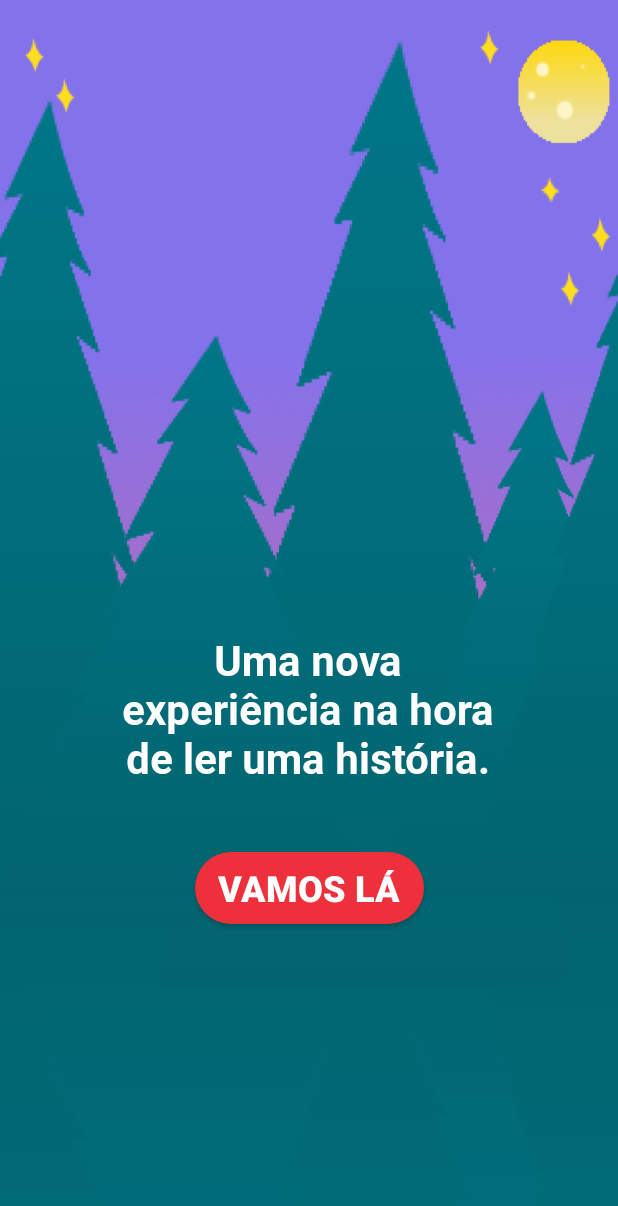
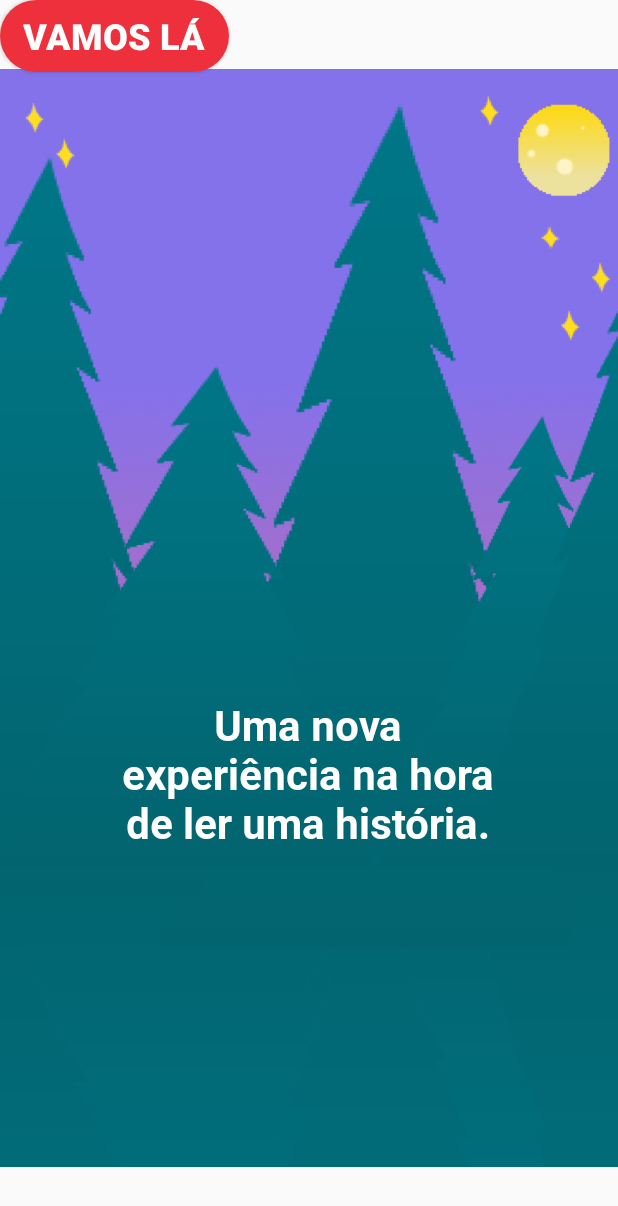
Before and after one commit to larissajaq/App-wonder, an Android app: the screen it shows after launch (First), on a phone screen of 412 x 824 dp. Shown: the top 1206 px of the screen. Run offline under Robolectric (Android 15) with nearby library versions, the light colour scheme and no system bars.

Commit message:
Initial commit

```diff
--- a/app/src/main/java/com/example/wonder/First.kt
+++ b/app/src/main/java/com/example/wonder/First.kt
@@ -1,42 +1,19 @@
 package com.example.wonder
 
-import android.app.Activity
-import android.content.Context
 import android.content.Intent
 import android.content.SharedPreferences
 import android.support.v7.app.AppCompatActivity
 import android.os.Bundle
 import android.view.View
-import kotlinx.android.synthetic.main.activity_first.*
 
 class First : AppCompatActivity() {
-
-
-    lateinit var activity : Activity
-    lateinit var preference : SharedPreferences
-    val pref_show_intro = "Intro"
 
     override fun onCreate(savedInstanceState: Bundle?) {
         super.onCreate(savedInstanceState)
         setContentView(R.layout.activity_first)
-
-        activity = this
-        preference = getSharedPreferences("IntroSlider" , Context.MODE_PRIVATE)
-
-        if(!preference.getBoolean(pref_show_intro,true)){
-            startActivity(Intent(activity,MainActivity::class.java))
-            finish()
-        }
-
-        btn_first.setOnClickListener { goToMainPage() }
-
-    }
-
-    fun goToMainPage(){
-        startActivity(Intent(activity,MainActivity::class.java))
-        finish()
-        val editor = preference.edit()
-        editor.putBoolean(pref_show_intro,false)
-        editor.apply()
+}
+    fun ClickFirst(view: View) {
+        var intent: Intent = Intent(this, MainActivity::class.java)
+        startActivity(intent)
     }
 }
--- a/app/src/main/res/layout/activity_first.xml
+++ b/app/src/main/res/layout/activity_first.xml
@@ -5,33 +5,34 @@
         xmlns:app="http://schemas.android.com/apk/res-auto"
         android:layout_width="match_parent"
         android:layout_height="match_parent"
-        tools:context=".First"
-        android:background="@drawable/first_back">
+        tools:context=".First">
 
-
+    <ImageView
+            android:layout_width="wrap_content"
+            android:layout_height="wrap_content" app:srcCompat="@drawable/first_back"
+            android:id="@+id/image_back_first" app:layout_constraintEnd_toEndOf="parent"
+            app:layout_constraintStart_toStartOf="parent" app:layout_constraintTop_toTopOf="parent"
+            app:layout_constraintBottom_toBottomOf="parent"/>
     <TextView
             android:text="Uma nova experiência na hora de ler uma história."
-            android:layout_width="278dp"
+            android:layout_width="268dp"
             android:layout_height="wrap_content"
             android:id="@+id/text_first" android:textStyle="bold"
             android:textSize="28sp" app:fontFamily="@font/roboto_bold"
             android:textColor="@android:color/background_light" android:layout_marginEnd="8dp"
             app:layout_constraintEnd_toEndOf="parent" android:layout_marginRight="8dp" android:layout_marginStart="8dp"
-            app:layout_constraintStart_toStartOf="parent" android:layout_marginLeft="8dp"
-            android:layout_marginBottom="300dp"
-            app:layout_constraintBottom_toBottomOf="parent" app:layout_constraintHorizontal_bias="0.495"
+            app:layout_constraintStart_toStartOf="parent" android:layout_marginLeft="8dp" android:layout_marginTop="8dp"
+            app:layout_constraintTop_toTopOf="@+id/image_back_first" android:layout_marginBottom="8dp"
+            app:layout_constraintBottom_toBottomOf="parent" app:layout_constraintHorizontal_bias="0.496"
+            app:layout_constraintVertical_bias="0.647"
             android:gravity="center"/>
     <Button
             android:text="Vamos lá"
-            android:id="@+id/btn_first"
             android:layout_width="wrap_content"
-            android:layout_height="wrap_content"
-            android:textSize="24sp"
+            android:layout_height="wrap_content" tools:layout_editor_absoluteY="573dp"
+            tools:layout_editor_absoluteX="133dp" android:id="@+id/button_first" android:textSize="24sp"
             android:textColor="@android:color/background_light" android:textStyle="bold"
             android:background="@drawable/roundedbutton"
             android:paddingLeft="15dp"
-            android:paddingRight="15dp" android:layout_marginTop="44dp"
-            app:layout_constraintTop_toBottomOf="@+id/text_first" app:layout_constraintStart_toStartOf="parent"
-            android:layout_marginLeft="8dp" android:layout_marginStart="8dp" android:layout_marginEnd="8dp"
-            app:layout_constraintEnd_toEndOf="parent" android:layout_marginRight="8dp"/>
+            android:paddingRight="15dp" android:onClick="ClickFirst"/>
 </android.support.constraint.ConstraintLayout>
```
Also changed, not shown: app/src/main/res/drawable/aladdin.png (added), app/src/main/res/drawable/cinderela.png (added), app/src/main/res/drawable/peterpan.png (added), app/src/main/res/drawable/tresporquinhos.png (added).
